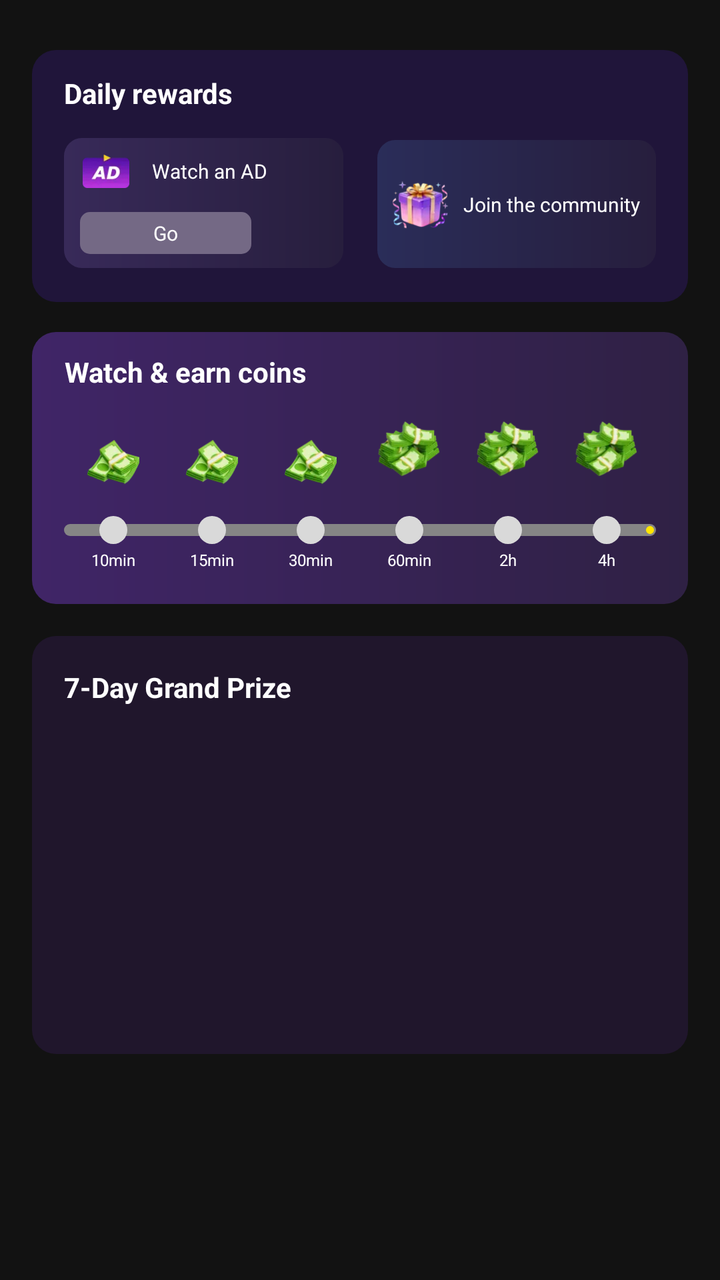
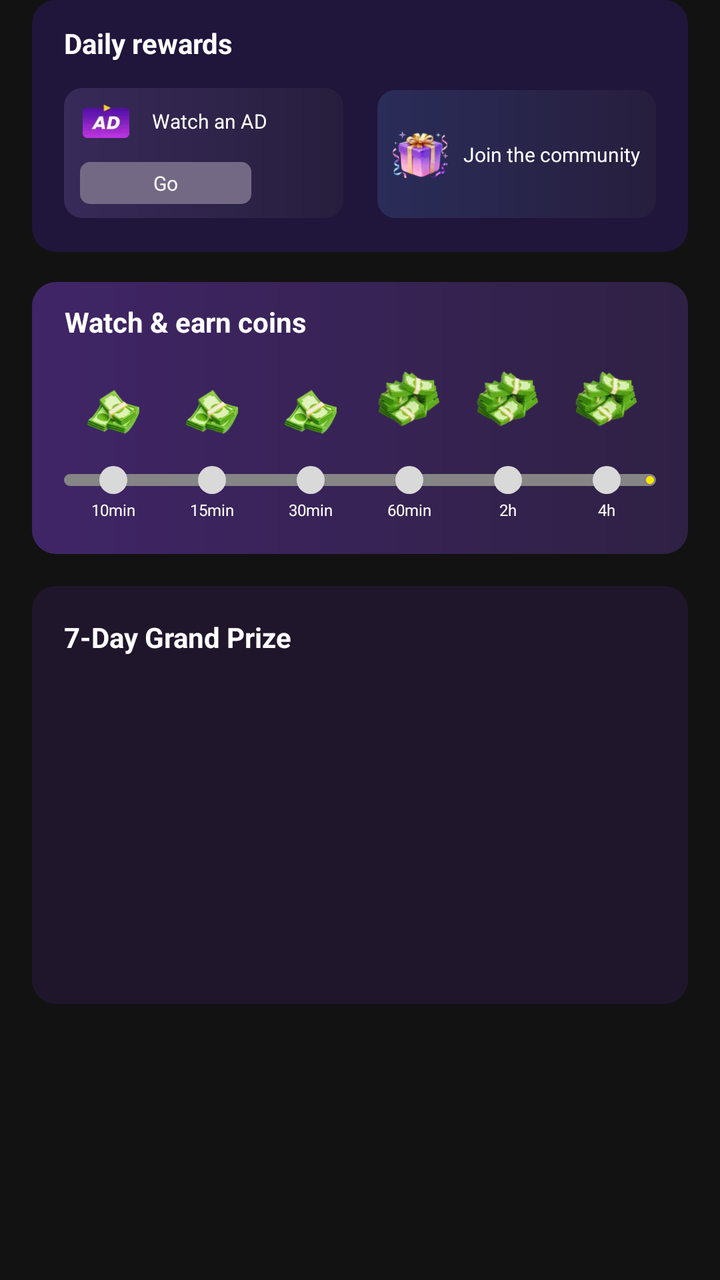

The first picture is an Android layout as it rendered before a commit; the second is the same layout after the commit. The layout source and the unified diff follow.
<!-- AndroidManifest.xml: application theme Theme.Sphere -->
<!-- res/layout/layout_task_child.xml -->
<?xml version="1.0" encoding="utf-8"?>
<androidx.constraintlayout.widget.ConstraintLayout xmlns:android="http://schemas.android.com/apk/res/android"
    xmlns:app="http://schemas.android.com/apk/res-auto"
    xmlns:tools="http://schemas.android.com/tools"
    android:layout_width="match_parent"
    android:layout_height="match_parent">

    <TextView
        android:id="@+id/tv1"
        android:layout_width="match_parent"
        android:layout_height="126dp"
        android:layout_marginHorizontal="16dp"
        android:layout_marginTop="25dp"
        android:background="@drawable/shape_rec"
        android:paddingHorizontal="16dp"
        android:paddingVertical="12dp"
        android:text="@string/daily_rewards"
        android:textColor="@color/white"
        android:textSize="14sp"
        android:textStyle="bold"
        app:layout_constraintTop_toTopOf="parent" />

    <androidx.appcompat.widget.AppCompatImageView
        android:id="@+id/iv_watch_ad"
        android:layout_width="0dp"
        android:layout_height="65dp"
        android:layout_marginVertical="17dp"
        android:layout_marginStart="16dp"
        android:layout_marginEnd="17dp"
        android:background="@drawable/shape_wa_ad"
        app:layout_constraintBottom_toBottomOf="@id/tv1"
        app:layout_constraintEnd_toStartOf="@id/bg_h5"
        app:layout_constraintStart_toStartOf="@id/tv1" />

    <ImageView
        android:id="@+id/iv_ad_tag"
        android:layout_width="26dp"
        android:layout_height="17dp"
        android:layout_margin="8dp"
        android:src="@drawable/ic_ad_tag"
        app:layout_constraintLeft_toLeftOf="@id/iv_watch_ad"
        app:layout_constraintTop_toTopOf="@id/iv_watch_ad" />

    <TextView
        android:id="@+id/tv_w_ad"
        android:layout_width="wrap_content"
        android:layout_height="wrap_content"
        android:layout_marginHorizontal="10dp"
        android:text="@string/watch_an_ad"
        android:textColor="@color/white"
        android:textSize="10sp"
        app:layout_constraintBottom_toBottomOf="@id/iv_ad_tag"
        app:layout_constraintStart_toEndOf="@id/iv_ad_tag"
        app:layout_constraintTop_toTopOf="@id/iv_ad_tag" />

    <TextView
        android:id="@+id/tv_ad_go"
        android:layout_width="0dp"
        android:layout_height="21dp"
        android:layout_marginHorizontal="8dp"
        android:layout_marginVertical="7dp"
        android:background="@drawable/shape_go"
        android:gravity="center"
        android:text="@string/tv_go"
        android:textColor="@color/white"
        android:textSize="10sp"
        app:layout_constraintBottom_toBottomOf="@id/iv_watch_ad"
        app:layout_constraintEnd_toEndOf="@id/tv_w_ad"
        app:layout_constraintStart_toStartOf="@id/iv_watch_ad" />

    <androidx.appcompat.widget.AppCompatImageView
        android:id="@+id/bg_h5"
        android:layout_width="0dp"
        android:layout_height="64dp"
        android:layout_marginVertical="17dp"
        android:layout_marginEnd="16dp"
        android:background="@drawable/shape_h5"
        app:layout_constraintBottom_toBottomOf="@id/tv1"
        app:layout_constraintEnd_toEndOf="@id/tv1"
        app:layout_constraintStart_toEndOf="@id/iv_watch_ad" />

    <androidx.appcompat.widget.AppCompatImageView
        android:id="@+id/iv_h51"
        android:layout_width="31dp"
        android:layout_height="31dp"
        android:layout_marginHorizontal="6dp"
        android:src="@drawable/ic_h5_tag"
        app:layout_constraintBottom_toBottomOf="@id/bg_h5"
        app:layout_constraintStart_toStartOf="@id/bg_h5"
        app:layout_constraintTop_toTopOf="@id/bg_h5" />

    <androidx.appcompat.widget.AppCompatTextView
        android:id="@+id/tv_h5_tips"
        android:layout_width="0dp"
        android:layout_height="wrap_content"
        android:paddingHorizontal="6dp"
        android:text="@string/tv_join"
        android:textColor="#FFFFFF"
        android:textSize="10sp"
        app:layout_constraintBottom_toBottomOf="@id/iv_h51"
        app:layout_constraintLeft_toRightOf="@id/iv_h51"
        app:layout_constraintRight_toRightOf="@id/bg_h5"
        app:layout_constraintTop_toTopOf="@id/iv_h51" />

    <ImageView
        android:id="@+id/iv_bg_watch"
        android:layout_width="match_parent"
        android:layout_height="136dp"
        android:layout_marginHorizontal="16dp"
        android:layout_marginTop="15dp"
        android:background="@drawable/shape_w_t_tips"
        app:layout_constraintTop_toBottomOf="@id/tv1" />

    <androidx.appcompat.widget.AppCompatTextView
        android:id="@+id/tvc"
        android:layout_width="wrap_content"
        android:layout_height="28dp"
        android:layout_marginHorizontal="16dp"
        android:layout_marginTop="6dp"
        android:gravity="center"
        android:text="@string/watch_earn_coins"
        android:textColor="@color/white"
        android:textSize="14sp"
        android:textStyle="bold"
        app:layout_constraintLeft_toLeftOf="@id/iv_bg_watch"
        app:layout_constraintTop_toTopOf="@id/iv_bg_watch" />

    <com.google.android.material.progressindicator.LinearProgressIndicator
        android:id="@+id/progress_view"
        android:layout_width="0dp"
        android:layout_height="6dp"
        android:layout_marginHorizontal="16dp"
        android:layout_marginBottom="34dp"
        android:indeterminate="false"
        app:indicatorColor="#FFE600"
        app:layout_constraintBottom_toBottomOf="@id/iv_bg_watch"
        app:layout_constraintLeft_toLeftOf="@id/iv_bg_watch"
        app:layout_constraintRight_toRightOf="@id/iv_bg_watch"
        app:trackColor="#858585"
        app:trackCornerRadius="6dp"
        app:trackThickness="6dp"
        tools:progress="70" />

    <androidx.appcompat.widget.LinearLayoutCompat
        android:layout_width="0dp"
        android:layout_height="99dp"
        android:gravity="bottom"
        android:paddingBottom="14dp"
        app:layout_constraintBottom_toBottomOf="@id/iv_bg_watch"
        app:layout_constraintEnd_toEndOf="@id/progress_view"
        app:layout_constraintStart_toStartOf="@id/progress_view">

        <androidx.appcompat.widget.LinearLayoutCompat
            android:layout_width="0dp"
            android:layout_height="match_parent"
            android:layout_weight="1"
            android:gravity="center|bottom"
            android:orientation="vertical">

            <androidx.appcompat.widget.AppCompatImageView
                android:id="@+id/iv_small_money1"
                android:layout_width="26dp"
                android:layout_height="22dp"
                android:src="@drawable/ic_coin_low" />

            <androidx.appcompat.widget.AppCompatTextView
                android:id="@+id/tv_des1"
                android:layout_width="wrap_content"
                android:layout_height="16sp"
                android:gravity="center"
                android:textColor="#53C946"
                android:textSize="8sp" />

            <androidx.appcompat.widget.AppCompatImageView
                android:id="@+id/iv_selected1"
                android:layout_width="14dp"
                android:layout_height="14dp"
                android:background="@drawable/shape_circle" />

            <androidx.appcompat.widget.AppCompatTextView

                android:layout_width="wrap_content"
                android:layout_height="16dp"
                android:gravity="center"
                android:text="10min"
                android:textColor="@color/white"
                android:textSize="8sp" />

        </androidx.appcompat.widget.LinearLayoutCompat>

        <androidx.appcompat.widget.LinearLayoutCompat
            android:layout_width="0dp"
            android:layout_height="match_parent"
            android:layout_weight="1"
            android:gravity="center|bottom"
            android:orientation="vertical">

            <androidx.appcompat.widget.AppCompatImageView
                android:id="@+id/iv_small_money2"
                android:layout_width="26dp"
                android:layout_height="22dp"
                android:src="@drawable/ic_coin_low" />

            <androidx.appcompat.widget.AppCompatTextView
                android:id="@+id/tv_des2"
                android:layout_width="wrap_content"
                android:layout_height="16sp"
                android:gravity="center"
                android:textColor="#53C946"
                android:textSize="8sp" />

            <androidx.appcompat.widget.AppCompatImageView
                android:id="@+id/iv_selected2"
                android:layout_width="14dp"
                android:layout_height="14dp"
                android:background="@drawable/shape_circle" />

            <androidx.appcompat.widget.AppCompatTextView
                android:layout_width="wrap_content"
                android:layout_height="16dp"
                android:gravity="center"
                android:text="15min"
                android:textColor="@color/white"
                android:textSize="8sp" />

        </androidx.appcompat.widget.LinearLayoutCompat>

        <androidx.appcompat.widget.LinearLayoutCompat
            android:layout_width="0dp"
            android:layout_height="match_parent"
            android:layout_weight="1"
            android:gravity="center|bottom"
            android:orientation="vertical">

            <androidx.appcompat.widget.AppCompatImageView
                android:id="@+id/iv_small_money3"
                android:layout_width="26dp"
                android:layout_height="22dp"
                android:src="@drawable/ic_coin_low" />

            <androidx.appcompat.widget.AppCompatTextView
                android:id="@+id/tv_des3"
                android:layout_width="wrap_content"
                android:layout_height="16sp"
                android:gravity="center"
                android:textColor="#53C946"
                android:textSize="8sp" />

            <androidx.appcompat.widget.AppCompatImageView
                android:id="@+id/iv_selected3"
                android:layout_width="14dp"
                android:layout_height="14dp"
                android:background="@drawable/shape_circle" />

            <androidx.appcompat.widget.AppCompatTextView
                android:layout_width="wrap_content"
                android:layout_height="16dp"
                android:gravity="center"
                android:text="30min"
                android:textColor="@color/white"
                android:textSize="8sp" />

        </androidx.appcompat.widget.LinearLayoutCompat>

        <androidx.appcompat.widget.LinearLayoutCompat
            android:layout_width="0dp"
            android:layout_height="match_parent"
            android:layout_weight="1"
            android:gravity="center|bottom"
            android:orientation="vertical">

            <androidx.appcompat.widget.AppCompatImageView
                android:id="@+id/iv_big_money1"
                android:layout_width="35dp"
                android:layout_height="35dp"
                android:src="@drawable/ic_coin_high" />

            <androidx.appcompat.widget.AppCompatTextView
                android:id="@+id/tv_des4"
                android:layout_width="wrap_content"
                android:layout_height="16sp"
                android:gravity="center"
                android:textColor="#53C946"
                android:textSize="8sp" />

            <androidx.appcompat.widget.AppCompatImageView
                android:id="@+id/iv_select4"
                android:layout_width="14dp"
                android:layout_height="14dp"
                android:background="@drawable/shape_circle" />

            <androidx.appcompat.widget.AppCompatTextView

                android:layout_width="wrap_content"
                android:layout_height="16dp"
                android:gravity="center"
                android:text="60min"
                android:textColor="@color/white"
                android:textSize="8sp" />

        </androidx.appcompat.widget.LinearLayoutCompat>

        <androidx.appcompat.widget.LinearLayoutCompat
            android:layout_width="0dp"
            android:layout_height="wrap_content"
            android:layout_weight="1"
            android:gravity="center|bottom"
            android:orientation="vertical">

            <androidx.appcompat.widget.AppCompatImageView
                android:id="@+id/iv_big_money2"
                android:layout_width="35dp"
                android:layout_height="35dp"
                android:src="@drawable/ic_coin_high" />

            <androidx.appcompat.widget.AppCompatTextView
                android:id="@+id/tv_des5"
                android:layout_width="wrap_content"
                android:layout_height="16sp"
                android:gravity="center"
                android:textColor="#53C946"
                android:textSize="8sp" />

            <androidx.appcompat.widget.AppCompatImageView
                android:id="@+id/iv_select5"
                android:layout_width="14dp"
                android:layout_height="14dp"
                android:background="@drawable/shape_circle" />

            <androidx.appcompat.widget.AppCompatTextView

                android:layout_width="wrap_content"
                android:layout_height="16dp"
                android:gravity="center"
                android:text="2h"
                android:textColor="@color/white"
                android:textSize="8sp" />

        </androidx.appcompat.widget.LinearLayoutCompat>

        <androidx.appcompat.widget.LinearLayoutCompat
            android:layout_width="0dp"
            android:layout_height="wrap_content"
            android:layout_weight="1"
            android:gravity="center|bottom"
            android:orientation="vertical">

            <androidx.appcompat.widget.AppCompatImageView
                android:id="@+id/iv_big_money3"
                android:layout_width="35dp"
                android:layout_height="35dp"
                android:src="@drawable/ic_coin_high" />


            <androidx.appcompat.widget.AppCompatTextView
                android:id="@+id/tv_des6"
                android:layout_width="wrap_content"
                android:layout_height="16sp"
                android:gravity="center"
                android:textColor="#53C946"
                android:textSize="8sp" />

            <androidx.appcompat.widget.AppCompatImageView
                android:id="@+id/iv_select6"
                android:layout_width="14dp"
                android:layout_height="14dp"
                android:background="@drawable/shape_circle" />

            <androidx.appcompat.widget.AppCompatTextView
                android:layout_width="wrap_content"
                android:layout_height="16dp"
                android:gravity="center"
                android:text="4h"
                android:textColor="@color/white"
                android:textSize="8sp" />

        </androidx.appcompat.widget.LinearLayoutCompat>

    </androidx.appcompat.widget.LinearLayoutCompat>

    <ImageView
        android:id="@+id/iv_bg_bottom"
        android:layout_width="match_parent"
        android:layout_height="209dp"
        android:layout_marginHorizontal="16dp"
        android:layout_marginTop="16dp"
        android:background="@drawable/shape_grey_12"
        app:layout_constraintTop_toBottomOf="@id/iv_bg_watch" />

    <androidx.appcompat.widget.AppCompatTextView
        android:id="@+id/tv7_day"
        android:layout_width="wrap_content"
        android:layout_height="wrap_content"
        android:layout_margin="16dp"
        android:text="@string/day_grand_prize"
        android:textColor="@color/white"
        android:textSize="14sp"
        android:textStyle="bold"
        app:layout_constraintLeft_toLeftOf="@id/iv_bg_bottom"
        app:layout_constraintTop_toTopOf="@id/iv_bg_bottom" />

    <androidx.recyclerview.widget.RecyclerView
        android:id="@+id/rv_list"
        android:layout_width="0dp"
        android:layout_height="wrap_content"
        android:layout_marginTop="10dp"
        android:paddingHorizontal="10dp"
        app:layout_constraintLeft_toLeftOf="@id/iv_bg_bottom"
        app:layout_constraintRight_toRightOf="@id/iv_bg_bottom"
        app:layout_constraintTop_toBottomOf="@id/tv7_day" />

</androidx.constraintlayout.widget.ConstraintLayout>
<!-- resources referenced by this layout -->
<resources>
  <color name="white">#FFFFFFFF</color>
  <!-- drawable ic_ad_tag: webp bitmap (drawable-xxhdpi, 2034 bytes) -->
  <!-- drawable ic_coin_high: webp bitmap (drawable-xxhdpi, 3544 bytes) -->
  <!-- drawable ic_coin_low: webp bitmap (drawable-xxhdpi, 3238 bytes) -->
  <!-- drawable ic_h5_tag: webp bitmap (drawable-xxhdpi, 4496 bytes) -->
  <!-- drawable shape_circle (drawable) -->
  <?xml version="1.0" encoding="utf-8"?>
  <shape xmlns:android="http://schemas.android.com/apk/res/android"
      android:shape="oval">
  
      <solid android:color="#D9D9D9" />
  </shape>
  <!-- drawable shape_go (drawable) -->
  <?xml version="1.0" encoding="utf-8"?>
  <shape xmlns:android="http://schemas.android.com/apk/res/android">
      <solid android:color="#746985"/>
      <corners android:radius="5dp"/>
  </shape>
  <!-- drawable shape_grey_12 (drawable) -->
  <?xml version="1.0" encoding="utf-8"?>
  <shape xmlns:android="http://schemas.android.com/apk/res/android">
      <solid android:color="#20162C"/>
      <corners android:radius="12dp"/>
  </shape>
  <!-- drawable shape_h5 (drawable) -->
  <?xml version="1.0" encoding="utf-8"?>
  <shape xmlns:android="http://schemas.android.com/apk/res/android">
      <gradient
          android:angle="180"
          android:endColor="#2A2D59"
          android:startColor="#271E3D" />
      <corners android:radius="9dp" />
  </shape>
  <!-- drawable shape_rec (drawable) -->
  <?xml version="1.0" encoding="utf-8"?>
  <shape xmlns:android="http://schemas.android.com/apk/res/android">
      <solid android:color="#20153A"/>
      <corners android:radius="12dp"/>
  </shape>
  <!-- drawable shape_w_t_tips (drawable) -->
  <?xml version="1.0" encoding="utf-8"?>
  <shape xmlns:android="http://schemas.android.com/apk/res/android">
      <gradient
          android:angle="180"
          android:endColor="#402567"
          android:startColor="#2F2144" />
      <corners android:radius="12dp" />
  </shape>
  <!-- drawable shape_wa_ad (drawable) -->
  <?xml version="1.0" encoding="utf-8"?>
  <shape xmlns:android="http://schemas.android.com/apk/res/android">
      <gradient
          android:angle="180"
          android:endColor="#382A59"
          android:startColor="#271E3D"/>
      <corners android:radius="9dp" />
  </shape>
  <string name="daily_rewards">Daily rewards</string>
  <string name="day_grand_prize">7-Day Grand Prize</string>
  <string name="tv_go">Go</string>
  <string name="tv_join">Join the community</string>
  <string name="watch_an_ad">Watch an AD</string>
  <string name="watch_earn_coins">Watch &amp; earn coins</string>
  <style name="Theme.Sphere" parent="Theme.Material3.DayNight.NoActionBar">
          <item name="colorPrimary">@color/color_primary</item>
          <item name="colorAccent">@color/color_primary</item>
          <item name="android:windowBackground">@color/color_background</item>
          <item name="android:statusBarColor">@color/color_background</item>
      </style>
  <color name="color_primary">#814FC9</color>
  <color name="color_background">#121212</color>
</resources>

<!-- the commit's change to res/layout/layout_task_child.xml (unified diff, before → after) -->
@@ -10,7 +10,6 @@
         android:layout_width="match_parent"
         android:layout_height="126dp"
         android:layout_marginHorizontal="16dp"
-        android:layout_marginTop="25dp"
         android:background="@drawable/shape_rec"
         android:paddingHorizontal="16dp"
         android:paddingVertical="12dp"
